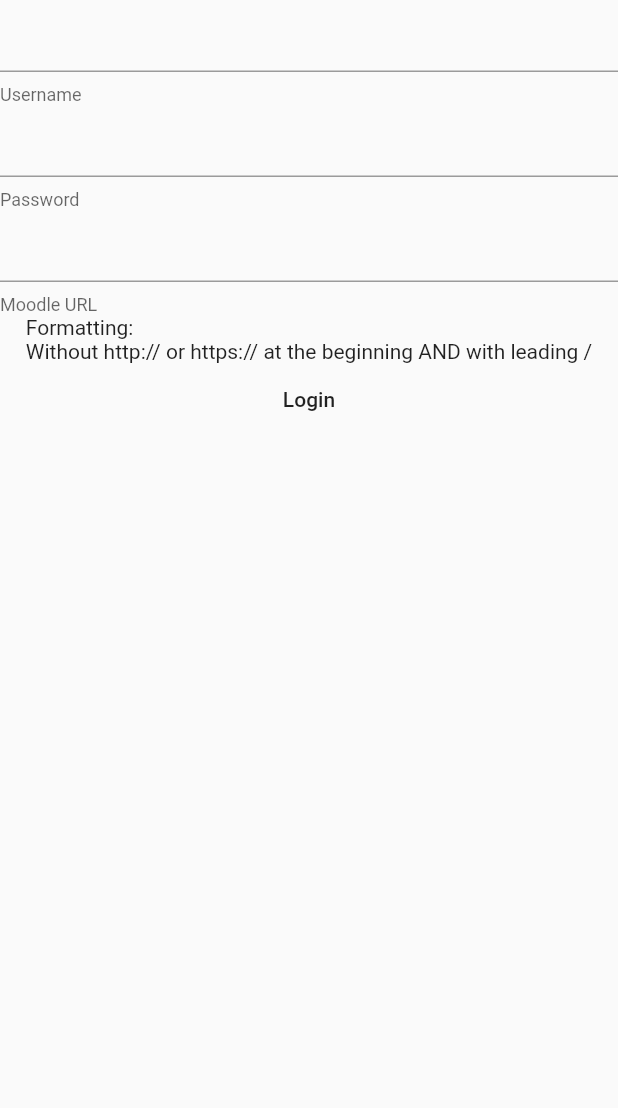
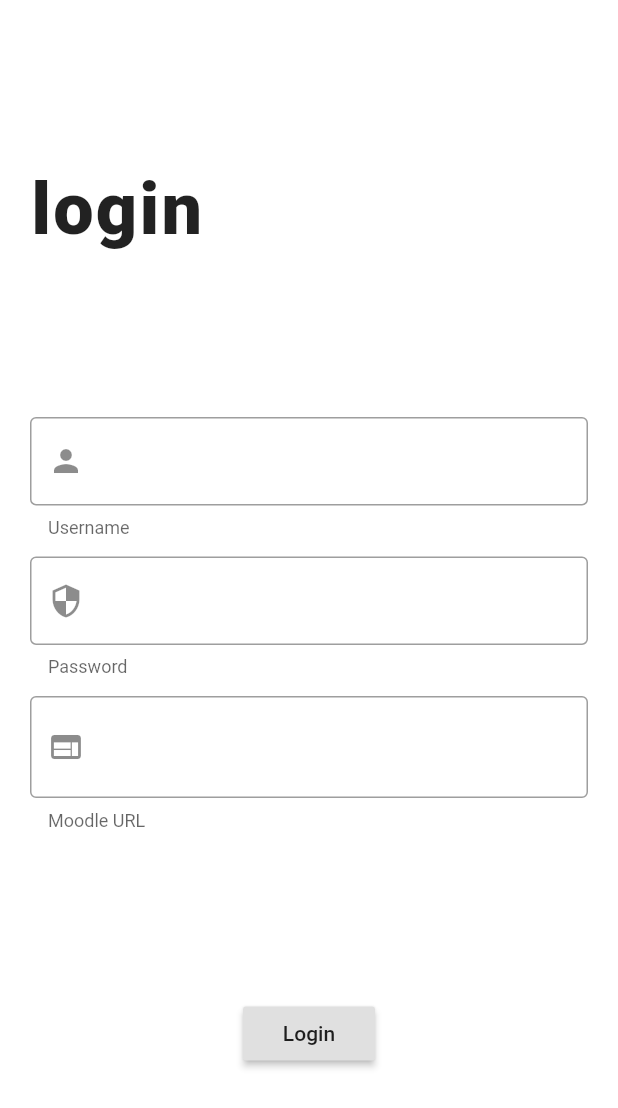
Before and after one commit to david2701/altMoodle, a Flutter app: the screen it shows after launch, on a phone screen of 412 x 824 dp. Shown: the top 1108 px of the screen. Run offline on Flutter 3.47's test engine with Material 2 defaults, Android fonts, the phone set to English and light mode, and no system bars; our stand-ins replace dio, hive, hive_flutter, shared_preferences, webview_flutter; missing offline and left inert: icalendar_parser; accounts and stored records are empty; generated files the repository leaves out were written again.

Commit message:
New Login Screen

```diff
--- a/lib/database.dart
+++ b/lib/database.dart
@@ -27,7 +27,7 @@
   box.put('credentials', creds);
 }
 
-getCredentials() async {
+Future<Credentials> getCredentials() async {
   return await box.get('credentials');
 }
 
--- a/lib/main.dart
+++ b/lib/main.dart
@@ -19,12 +19,13 @@
       title: 'Better LMS',
       theme: ThemeData(
         brightness: Brightness.light,
-        primarySwatch: Colors.blue,
+        scaffoldBackgroundColor: Colors.white,
+        primarySwatch: Colors.deepPurple,
       ),
       darkTheme: ThemeData(
         brightness: Brightness.dark,
         scaffoldBackgroundColor: Colors.black,
-        primarySwatch: Colors.blue,
+        primarySwatch: Colors.deepPurple,
       ),
       home: Splash(),
     );
--- a/lib/pages/intro.dart
+++ b/lib/pages/intro.dart
@@ -9,10 +9,12 @@
 
 class _SplashScreenState extends State<SplashScreen> {
   TextEditingController keyController, urlController, userController;
+  bool canLogin;
 
   @override
   void initState() {
     super.initState();
+    canLogin = false;
     userController = TextEditingController();
     keyController = TextEditingController();
     urlController = TextEditingController();
@@ -21,38 +23,120 @@
   @override
   Widget build(BuildContext context) {
     return Scaffold(
-      body: Column(
+      body: Padding(
+        padding: const EdgeInsets.symmetric(horizontal: 20),
+        child: Column(
+          mainAxisAlignment: MainAxisAlignment.spaceEvenly,
+          crossAxisAlignment: CrossAxisAlignment.start,
           children: [
-          TextField(
+            Text(
+              'login',
+              style: TextStyle(
+                fontSize: 48,
+                fontWeight: FontWeight.w900,
+                letterSpacing: 1.5,
+              ),
+              textAlign: TextAlign.left,
+            ),
+            Column(
+              children: [
+                TextFormField(
+                  autocorrect: false,
                   controller: userController,
-            decoration: InputDecoration(helperText: 'Username'),
+                  decoration: InputDecoration(
+                    border: OutlineInputBorder(),
+                    helperText: 'Username',
+                    prefixIcon: Icon(Icons.person),
                   ),
-          TextField(
+                ),
+                SizedBox(height: 12),
+                TextFormField(
+                  autocorrect: false,
                   controller: keyController,
                   obscureText: true,
-            decoration: InputDecoration(helperText: 'Password'),
+                  decoration: InputDecoration(
+                    border: OutlineInputBorder(),
+                    helperText: 'Password',
+                    prefixIcon: Icon(Icons.security),
                   ),
-          TextField(
+                ),
+                SizedBox(height: 12),
+                TextFormField(
+                  autovalidateMode: AutovalidateMode.onUserInteraction,
+                  validator: (value) {
+                    if (value.startsWith('http')) {
+                      return "Do not include leading protocol!";
+                    } else if (value.endsWith('/')) {
+                      return 'Do not include trailing /';
+                    } else if (value.isEmpty) {
+                      return "You need to provide this!";
+                    }
+                    canLogin = true;
+                    return null;
+                  },
+                  autocorrect: false,
                   controller: urlController,
-            decoration: InputDecoration(helperText: 'Moodle URL'),
+                  decoration: InputDecoration(
+                    border: OutlineInputBorder(),
+                    helperText: 'Moodle URL',
+                    prefixIcon: Icon(Icons.web),
+                    suffix: InkWell(
+                      onTap: () {
+                        showDialog(
+                          context: context,
+                          builder: (_) => new AlertDialog(
+                            title: Text(
+                              'How to format the URL correctly',
                             ),
-          Text(
-              'Formatting:\nWithout http:// or https:// at the beginning AND with leading /'),
-          MaterialButton(
+                            content: Text(
+                              'Do not include the protocol at the beginning (http:// or https://) and do not put a leading / at the end.',
+                            ),
+                          ),
+                          barrierDismissible: true,
+                        );
+                      },
+                      child: Icon(Icons.help),
+                    ),
+                  ),
+                ),
+              ],
+            ),
+            Center(
+              child: RaisedButton(
                 child: Text('Login'),
-            onPressed: () {
-              putCredentials(userController.text, keyController.text);
-              putUrl(urlController.text);
+                onPressed: () async {
+                  if (canLogin) {
+                    await putCredentials(
+                        userController.text, keyController.text);
+                    await putUrl(urlController.text);
                     Navigator.push(
                       context,
                       MaterialPageRoute(
                         builder: (BuildContext context) => ScraperLayer(),
                       ),
                     );
-            },
+                  } else
+                    showDialog(
+                      context: context,
+                      builder: (_) => AlertDialog(
+                        title: Text("Can't login"),
+                        content: Text(
+                          "The Form either isn't filled entirely or you made a typo",
+                        ),
+                        actions: [
+                          OutlineButton(
+                            child: Text('OK'),
+                            onPressed: () => Navigator.pop(context),
                           )
                         ],
                       ),
                     );
+                },
+              ),
+            )
+          ],
+        ),
+      ),
+    );
   }
 }
```
Also changed, not shown: lib/parser.dart (+7 -9 lines). Lines whose indentation alone changed are shown as unchanged.
